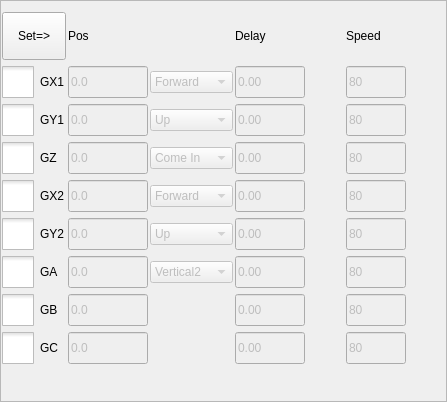
Old version of the form hcinstruction/actionsettingframe.ui in the repository GaussCheng/2-5AxisPunch.
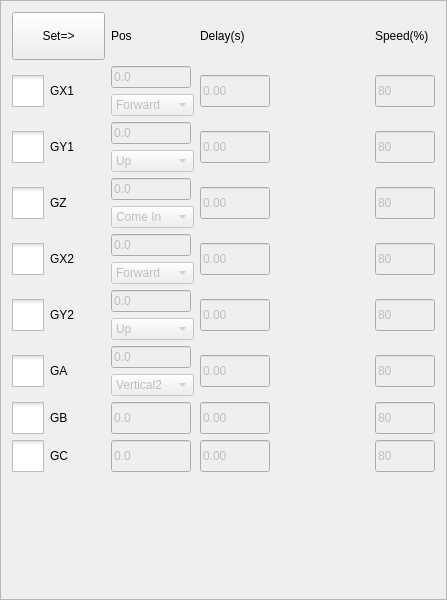
New version of the form. Icons and pictures are not drawn. Custom widgets are drawn as their Qt base class.

Commit message: 1.伺服轴动作页面布局

Diff of the .ui file:
```diff
--- a/hcinstruction/actionsettingframe.ui
+++ b/hcinstruction/actionsettingframe.ui
@@ -7,7 +7,7 @@
     <x>0</x>
     <y>0</y>
     <width>447</width>
-    <height>402</height>
+    <height>600</height>
    </rect>
   </property>
   <property name="windowTitle">
@@ -20,18 +20,6 @@
    <enum>QFrame::Raised</enum>
   </property>
   <layout class="QGridLayout" name="gridLayout">
-   <property name="leftMargin">
-    <number>1</number>
-   </property>
-   <property name="rightMargin">
-    <number>1</number>
-   </property>
-   <property name="horizontalSpacing">
-    <number>2</number>
-   </property>
-   <property name="verticalSpacing">
-    <number>6</number>
-   </property>
    <item row="0" column="0">
     <widget class="QToolButton" name="inputButton">
      <property name="sizePolicy">
@@ -58,7 +46,14 @@
      </property>
     </widget>
    </item>
-   <item row="0" column="5">
+   <item row="0" column="2">
+    <widget class="QLabel" name="label_2">
+     <property name="text">
+      <string>Delay(s)</string>
+     </property>
+    </widget>
+   </item>
+   <item row="0" column="4">
     <widget class="QLabel" name="label_6">
      <property name="minimumSize">
       <size>
@@ -67,11 +62,93 @@
       </size>
      </property>
      <property name="text">
-      <string>Speed</string>
+      <string>Speed(%)</string>
      </property>
     </widget>
    </item>
-   <item row="1" column="3">
+   <item row="1" column="0">
+    <widget class="QCheckBox" name="gxButton">
+     <property name="styleSheet">
+      <string notr="true">::indicator {
+     width: 32px;
+     height: 32px;
+ }
+
+::indicator:unchecked 
+{
+     image: url(:/resource/check_unchecked.png);
+ }
+::indicator:checked 
+{
+     image: url(:/resource/check_checked.png);
+ }
+
+QRadioButton::indicator:checked:disabled
+{
+ image: url(:/resource/check_checked_disable.png);
+}
+
+QRadioButton::indicator:unchecked:disabled
+{
+ image: url(:/resource/check_unchecked_disable.png);
+}
+
+
+
+</string>
+     </property>
+     <property name="text">
+      <string>GX1</string>
+     </property>
+     <property name="checkable">
+      <bool>true</bool>
+     </property>
+    </widget>
+   </item>
+   <item row="1" column="1">
+    <layout class="QVBoxLayout" name="verticalLayout">
+     <item>
+      <widget class="ICLineEditWithVirtualNumericKeypad" name="x1PosLineEdit">
+       <property name="enabled">
+        <bool>false</bool>
+       </property>
+       <property name="minimumSize">
+        <size>
+         <width>80</width>
+         <height>0</height>
+        </size>
+       </property>
+       <property name="maximumSize">
+        <size>
+         <width>80</width>
+         <height>32</height>
+        </size>
+       </property>
+       <property name="text">
+        <string>0.0</string>
+       </property>
+      </widget>
+     </item>
+     <item>
+      <widget class="QComboBox" name="x1Box">
+       <property name="enabled">
+        <bool>false</bool>
+       </property>
+       <item>
+        <property name="text">
+         <string>Forward</string>
+        </property>
+       </item>
+       <item>
+        <property name="text">
+         <string>Backward</string>
+        </property>
+       </item>
+      </widget>
+     </item>
+    </layout>
+   </item>
+   <item row="1" column="2">
     <widget class="ICLineEditWithVirtualNumericKeypad" name="x1DelayLineEdit">
      <property name="enabled">
       <bool>false</bool>
@@ -93,7 +170,7 @@
      </property>
     </widget>
    </item>
-   <item row="1" column="5">
+   <item row="1" column="4">
     <widget class="ICLineEditWithVirtualNumericKeypad" name="x1SpeedLineEdit">
      <property name="enabled">
       <bool>false</bool>
@@ -115,151 +192,6 @@
      </property>
     </widget>
    </item>
-   <item row="2" column="1">
-    <widget class="ICLineEditWithVirtualNumericKeypad" name="y1PosLineEdit">
-     <property name="enabled">
-      <bool>false</bool>
-     </property>
-     <property name="minimumSize">
-      <size>
-       <width>80</width>
-       <height>0</height>
-      </size>
-     </property>
-     <property name="maximumSize">
-      <size>
-       <width>80</width>
-       <height>32</height>
-      </size>
-     </property>
-     <property name="text">
-      <string>0.0</string>
-     </property>
-    </widget>
-   </item>
-   <item row="2" column="3">
-    <widget class="ICLineEditWithVirtualNumericKeypad" name="y1DelayLineEdit">
-     <property name="enabled">
-      <bool>false</bool>
-     </property>
-     <property name="minimumSize">
-      <size>
-       <width>70</width>
-       <height>0</height>
-      </size>
-     </property>
-     <property name="maximumSize">
-      <size>
-       <width>70</width>
-       <height>32</height>
-      </size>
-     </property>
-     <property name="text">
-      <string>0.00</string>
-     </property>
-    </widget>
-   </item>
-   <item row="2" column="5">
-    <widget class="ICLineEditWithVirtualNumericKeypad" name="y1SpeedLineEdit">
-     <property name="enabled">
-      <bool>false</bool>
-     </property>
-     <property name="minimumSize">
-      <size>
-       <width>60</width>
-       <height>0</height>
-      </size>
-     </property>
-     <property name="maximumSize">
-      <size>
-       <width>60</width>
-       <height>32</height>
-      </size>
-     </property>
-     <property name="text">
-      <string>80</string>
-     </property>
-    </widget>
-   </item>
-   <item row="3" column="1">
-    <widget class="ICLineEditWithVirtualNumericKeypad" name="zPosLineEdit">
-     <property name="enabled">
-      <bool>false</bool>
-     </property>
-     <property name="minimumSize">
-      <size>
-       <width>80</width>
-       <height>0</height>
-      </size>
-     </property>
-     <property name="maximumSize">
-      <size>
-       <width>80</width>
-       <height>32</height>
-      </size>
-     </property>
-     <property name="text">
-      <string>0.0</string>
-     </property>
-    </widget>
-   </item>
-   <item row="3" column="3">
-    <widget class="ICLineEditWithVirtualNumericKeypad" name="zDelayLineEdit">
-     <property name="enabled">
-      <bool>false</bool>
-     </property>
-     <property name="minimumSize">
-      <size>
-       <width>70</width>
-       <height>0</height>
-      </size>
-     </property>
-     <property name="maximumSize">
-      <size>
-       <width>70</width>
-       <height>32</height>
-      </size>
-     </property>
-     <property name="text">
-      <string>0.00</string>
-     </property>
-    </widget>
-   </item>
-   <item row="3" column="5">
-    <widget class="ICLineEditWithVirtualNumericKeypad" name="zSpeedLineEdit">
-     <property name="enabled">
-      <bool>false</bool>
-     </property>
-     <property name="minimumSize">
-      <size>
-       <width>60</width>
-       <height>0</height>
-      </size>
-     </property>
-     <property name="maximumSize">
-      <size>
-       <width>60</width>
-       <height>32</height>
-      </size>
-     </property>
-     <property name="text">
-      <string>80</string>
-     </property>
-    </widget>
-   </item>
-   <item row="9" column="1">
-    <spacer name="verticalSpacer">
-     <property name="orientation">
-      <enum>Qt::Vertical</enum>
-     </property>
-     <property name="sizeHint" stdset="0">
-      <size>
-       <width>20</width>
-       <height>40</height>
-      </size>
-     </property>
-    </spacer>
-   </item>
    <item row="2" column="0">
     <widget class="QCheckBox" name="gyButton">
      <property name="styleSheet">
@@ -299,6 +231,93 @@
      </property>
     </widget>
    </item>
+   <item row="2" column="1">
+    <layout class="QVBoxLayout" name="verticalLayout_2">
+     <item>
+      <widget class="ICLineEditWithVirtualNumericKeypad" name="y1PosLineEdit">
+       <property name="enabled">
+        <bool>false</bool>
+       </property>
+       <property name="minimumSize">
+        <size>
+         <width>80</width>
+         <height>0</height>
+        </size>
+       </property>
+       <property name="maximumSize">
+        <size>
+         <width>80</width>
+         <height>32</height>
+        </size>
+       </property>
+       <property name="text">
+        <string>0.0</string>
+       </property>
+      </widget>
+     </item>
+     <item>
+      <widget class="QComboBox" name="y1Box">
+       <property name="enabled">
+        <bool>false</bool>
+       </property>
+       <item>
+        <property name="text">
+         <string>Up</string>
+        </property>
+       </item>
+       <item>
+        <property name="text">
+         <string>Down</string>
+        </property>
+       </item>
+      </widget>
+     </item>
+    </layout>
+   </item>
+   <item row="2" column="2">
+    <widget class="ICLineEditWithVirtualNumericKeypad" name="y1DelayLineEdit">
+     <property name="enabled">
+      <bool>false</bool>
+     </property>
+     <property name="minimumSize">
+      <size>
+       <width>70</width>
+       <height>0</height>
+      </size>
+     </property>
+     <property name="maximumSize">
+      <size>
+       <width>70</width>
+       <height>32</height>
+      </size>
+     </property>
+     <property name="text">
+      <string>0.00</string>
+     </property>
+    </widget>
+   </item>
+   <item row="2" column="4">
+    <widget class="ICLineEditWithVirtualNumericKeypad" name="y1SpeedLineEdit">
+     <property name="enabled">
+      <bool>false</bool>
+     </property>
+     <property name="minimumSize">
+      <size>
+       <width>60</width>
+       <height>0</height>
+      </size>
+     </property>
+     <property name="maximumSize">
+      <size>
+       <width>60</width>
+       <height>32</height>
+      </size>
+     </property>
+     <property name="text">
+      <string>80</string>
+     </property>
+    </widget>
+   </item>
    <item row="3" column="0">
     <widget class="QCheckBox" name="gzButton">
      <property name="styleSheet">
@@ -338,64 +357,90 @@
      </property>
     </widget>
    </item>
-   <item row="1" column="0">
-    <widget class="QCheckBox" name="gxButton">
-     <property name="styleSheet">
-      <string notr="true">::indicator {
-     width: 32px;
-     height: 32px;
- }
-
-::indicator:unchecked 
-{
-     image: url(:/resource/check_unchecked.png);
- }
-::indicator:checked 
-{
-     image: url(:/resource/check_checked.png);
- }
-
-QRadioButton::indicator:checked:disabled
-{
- image: url(:/resource/check_checked_disable.png);
-}
-
-QRadioButton::indicator:unchecked:disabled
-{
- image: url(:/resource/check_unchecked_disable.png);
-}
-
-
-
-</string>
+   <item row="3" column="1">
+    <layout class="QVBoxLayout" name="verticalLayout_3">
+     <item>
+      <widget class="ICLineEditWithVirtualNumericKeypad" name="zPosLineEdit">
+       <property name="enabled">
+        <bool>false</bool>
+       </property>
+       <property name="minimumSize">
+        <size>
+         <width>80</width>
+         <height>0</height>
+        </size>
+       </property>
+       <property name="maximumSize">
+        <size>
+         <width>80</width>
+         <height>32</height>
+        </size>
+       </property>
+       <property name="text">
+        <string>0.0</string>
+       </property>
+      </widget>
+     </item>
+     <item>
+      <widget class="QComboBox" name="zBox">
+       <property name="enabled">
+        <bool>false</bool>
+       </property>
+       <item>
+        <property name="text">
+         <string>Come In</string>
+        </property>
+       </item>
+       <item>
+        <property name="text">
+         <string>Go Out</string>
+        </property>
+       </item>
+      </widget>
+     </item>
+    </layout>
+   </item>
+   <item row="3" column="2">
+    <widget class="ICLineEditWithVirtualNumericKeypad" name="zDelayLineEdit">
+     <property name="enabled">
+      <bool>false</bool>
+     </property>
+     <property name="minimumSize">
+      <size>
+       <width>70</width>
+       <height>0</height>
+      </size>
+     </property>
+     <property name="maximumSize">
+      <size>
+       <width>70</width>
+       <height>32</height>
+      </size>
      </property>
      <property name="text">
-      <string>GX1</string>
-     </property>
-     <property name="checkable">
-      <bool>true</bool>
+      <string>0.00</string>
      </property>
     </widget>
    </item>
-   <item row="1" column="1">
-    <widget class="ICLineEditWithVirtualNumericKeypad" name="x1PosLineEdit">
+   <item row="3" column="4">
+    <widget class="ICLineEditWithVirtualNumericKeypad" name="zSpeedLineEdit">
      <property name="enabled">
       <bool>false</bool>
      </property>
      <property name="minimumSize">
       <size>
-       <width>80</width>
+       <width>60</width>
        <height>0</height>
       </size>
      </property>
      <property name="maximumSize">
       <size>
-       <width>80</width>
+       <width>60</width>
        <height>32</height>
       </size>
      </property>
      <property name="text">
-      <string>0.0</string>
+      <string>80</string>
      </property>
     </widget>
    </item>
@@ -439,28 +484,49 @@
     </widget>
    </item>
    <item row="4" column="1">
-    <widget class="ICLineEditWithVirtualNumericKeypad" name="x2PosLineEdit">
-     <property name="enabled">
-      <bool>false</bool>
-     </property>
-     <property name="minimumSize">
-      <size>
-       <width>80</width>
-       <height>0</height>
-      </size>
-     </property>
-     <property name="maximumSize">
-      <size>
-       <width>80</width>
-       <height>32</height>
-      </size>
-     </property>
-     <property name="text">
-      <string>0.0</string>
-     </property>
-    </widget>
+    <layout class="QVBoxLayout" name="verticalLayout_4">
+     <item>
+      <widget class="ICLineEditWithVirtualNumericKeypad" name="x2PosLineEdit">
+       <property name="enabled">
+        <bool>false</bool>
+       </property>
+       <property name="minimumSize">
+        <size>
+         <width>80</width>
+         <height>0</height>
+        </size>
+       </property>
+       <property name="maximumSize">
+        <size>
+         <width>80</width>
+         <height>32</height>
+        </size>
+       </property>
+       <property name="text">
+        <string>0.0</string>
+       </property>
+      </widget>
+     </item>
+     <item>
+      <widget class="QComboBox" name="x2Box">
+       <property name="enabled">
+        <bool>false</bool>
+       </property>
+       <item>
+        <property name="text">
+         <string>Forward</string>
+        </property>
+       </item>
+       <item>
+        <property name="text">
+         <string>Backward</string>
+        </property>
+       </item>
+      </widget>
+     </item>
+    </layout>
    </item>
-   <item row="4" column="3">
+   <item row="4" column="2">
     <widget class="ICLineEditWithVirtualNumericKeypad" name="x2DelayLineEdit">
      <property name="enabled">
       <bool>false</bool>
@@ -482,7 +548,7 @@
      </property>
     </widget>
    </item>
-   <item row="4" column="5">
+   <item row="4" column="4">
     <widget class="ICLineEditWithVirtualNumericKeypad" name="x2SpeedLineEdit">
      <property name="enabled">
       <bool>false</bool>
@@ -544,28 +610,49 @@
     </widget>
    </item>
    <item row="5" column="1">
-    <widget class="ICLineEditWithVirtualNumericKeypad" name="y2PosLineEdit">
-     <property name="enabled">
-      <bool>false</bool>
-     </property>
-     <property name="minimumSize">
-      <size>
-       <width>80</width>
-       <height>0</height>
-      </size>
-     </property>
-     <property name="maximumSize">
-      <size>
-       <width>80</width>
-       <height>32</height>
-      </size>
-     </property>
-     <property name="text">
-      <string>0.0</string>
-     </property>
-    </widget>
+    <layout class="QVBoxLayout" name="verticalLayout_5">
+     <item>
+      <widget class="ICLineEditWithVirtualNumericKeypad" name="y2PosLineEdit">
+       <property name="enabled">
+        <bool>false</bool>
+       </property>
+       <property name="minimumSize">
+        <size>
+         <width>80</width>
+         <height>0</height>
+        </size>
+       </property>
+       <property name="maximumSize">
+        <size>
+         <width>80</width>
+         <height>32</height>
+        </size>
+       </property>
+       <property name="text">
+        <string>0.0</string>
+       </property>
+      </widget>
+     </item>
+     <item>
+      <widget class="QComboBox" name="y2Box">
+       <property name="enabled">
+        <bool>false</bool>
+       </property>
+       <item>
+        <property name="text">
+         <string>Up</string>
+        </property>
+       </item>
+       <item>
+        <property name="text">
+         <string>Down</string>
+        </property>
+       </item>
+      </widget>
+     </item>
+    </layout>
    </item>
-   <item row="5" column="3">
+   <item row="5" column="2">
     <widget class="ICLineEditWithVirtualNumericKeypad" name="y2DelayLineEdit">
      <property name="enabled">
       <bool>false</bool>
@@ -587,7 +674,14 @@
      </property>
     </widget>
    </item>
-   <item row="5" column="5">
+   <item row="5" column="3">
+    <widget class="QLabel" name="y2SLabel">
+     <property name="text">
+      <string/>
+     </property>
+    </widget>
+   </item>
+   <item row="5" column="4">
     <widget class="ICLineEditWithVirtualNumericKeypad" name="y2SpeedLineEdit">
      <property name="enabled">
       <bool>false</bool>
@@ -648,6 +742,93 @@
      </property>
     </widget>
    </item>
+   <item row="6" column="1">
+    <layout class="QVBoxLayout" name="verticalLayout_6">
+     <item>
+      <widget class="ICLineEditWithVirtualNumericKeypad" name="aPosLineEdit">
+       <property name="enabled">
+        <bool>false</bool>
+       </property>
+       <property name="minimumSize">
+        <size>
+         <width>80</width>
+         <height>0</height>
+        </size>
+       </property>
+       <property name="maximumSize">
+        <size>
+         <width>80</width>
+         <height>32</height>
+        </size>
+       </property>
+       <property name="text">
+        <string>0.0</string>
+       </property>
+      </widget>
+     </item>
+     <item>
+      <widget class="QComboBox" name="aBox">
+       <property name="enabled">
+        <bool>false</bool>
+       </property>
+       <item>
+        <property name="text">
+         <string>Vertical2</string>
+        </property>
+       </item>
+       <item>
+        <property name="text">
+         <string>Horizon2</string>
+        </property>
+       </item>
+      </widget>
+     </item>
+    </layout>
+   </item>
+   <item row="6" column="2">
+    <widget class="ICLineEditWithVirtualNumericKeypad" name="aDelayLineEdit">
+     <property name="enabled">
+      <bool>false</bool>
+     </property>
+     <property name="minimumSize">
+      <size>
+       <width>70</width>
+       <height>0</height>
+      </size>
+     </property>
+     <property name="maximumSize">
+      <size>
+       <width>70</width>
+       <height>32</height>
+      </size>
+     </property>
+     <property name="text">
+      <string>0.00</string>
+     </property>
+    </widget>
+   </item>
+   <item row="6" column="4">
+    <widget class="ICLineEditWithVirtualNumericKeypad" name="aSpeedLineEdit">
+     <property name="enabled">
+      <bool>false</bool>
+     </property>
+     <property name="minimumSize">
+      <size>
+       <width>60</width>
+       <height>0</height>
+      </size>
+     </property>
+     <property name="maximumSize">
+      <size>
+       <width>60</width>
+       <height>32</height>
+      </size>
+     </property>
+     <property name="text">
+      <string>80</string>
+     </property>
+    </widget>
+   </item>
    <item row="7" column="0">
     <widget class="QCheckBox" name="gBButton">
      <property name="styleSheet">
@@ -687,6 +868,72 @@
      </property>
     </widget>
    </item>
+   <item row="7" column="1">
+    <widget class="ICLineEditWithVirtualNumericKeypad" name="bPosLineEdit">
+     <property name="enabled">
+      <bool>false</bool>
+     </property>
+     <property name="minimumSize">
+      <size>
+       <width>80</width>
+       <height>0</height>
+      </size>
+     </property>
+     <property name="maximumSize">
+      <size>
+       <width>80</width>
+       <height>32</height>
+      </size>
+     </property>
+     <property name="text">
+      <string>0.0</string>
+     </property>
+    </widget>
+   </item>
+   <item row="7" column="2">
+    <widget class="ICLineEditWithVirtualNumericKeypad" name="bDelayLineEdit">
+     <property name="enabled">
+      <bool>false</bool>
+     </property>
+     <property name="minimumSize">
+      <size>
+       <width>70</width>
+       <height>0</height>
+      </size>
+     </property>
+     <property name="maximumSize">
+      <size>
+       <width>70</width>
+       <height>32</height>
+      </size>
+     </property>
+     <property name="text">
+      <string>0.00</string>
+     </property>
+    </widget>
+   </item>
+   <item row="7" column="4">
+    <widget class="ICLineEditWithVirtualNumericKeypad" name="bSpeedLineEdit">
+     <property name="enabled">
+      <bool>false</bool>
+     </property>
+     <property name="minimumSize">
+      <size>
+       <width>60</width>
+       <height>0</height>
+      </size>
+     </property>
+     <property name="maximumSize">
+      <size>
+       <width>60</width>
+       <height>32</height>
+      </size>
+     </property>
+     <property name="text">
+      <string>80</string>
+     </property>
+    </widget>
+   </item>
    <item row="8" column="0">
     <widget class="QCheckBox" name="gCButton">
      <property name="styleSheet">
@@ -726,50 +973,6 @@
      </property>
     </widget>
    </item>
-   <item row="6" column="1">
-    <widget class="ICLineEditWithVirtualNumericKeypad" name="aPosLineEdit">
-     <property name="enabled">
-      <bool>false</bool>
-     </property>
-     <property name="minimumSize">
-      <size>
-       <width>80</width>
-       <height>0</height>
-      </size>
-     </property>
-     <property name="maximumSize">
-      <size>
-       <width>80</width>
-       <height>32</height>
-      </size>
-     </property>
-     <property name="text">
-      <string>0.0</string>
-     </property>
-    </widget>
-   </item>
-   <item row="7" column="1">
-    <widget class="ICLineEditWithVirtualNumericKeypad" name="bPosLineEdit">
-     <property name="enabled">
-      <bool>false</bool>
-     </property>
-     <property name="minimumSize">
-      <size>
-       <width>80</width>
-       <height>0</height>
-      </size>
-     </property>
-     <property name="maximumSize">
-      <size>
-       <width>80</width>
-       <height>32</height>
-      </size>
-     </property>
-     <property name="text">
-      <string>0.0</string>
-     </property>
-    </widget>
-   </item>
    <item row="8" column="1">
     <widget class="ICLineEditWithVirtualNumericKeypad" name="cPosLineEdit">
      <property name="enabled">
@@ -792,51 +995,7 @@
      </property>
     </widget>
    </item>
-   <item row="6" column="3">
-    <widget class="ICLineEditWithVirtualNumericKeypad" name="aDelayLineEdit">
-     <property name="enabled">
-      <bool>false</bool>
-     </property>
-     <property name="minimumSize">
-      <size>
-       <width>70</width>
-       <height>0</height>
-      </size>
-     </property>
-     <property name="maximumSize">
-      <size>
-       <width>70</width>
-       <height>32</height>
-      </size>
-     </property>
-     <property name="text">
-      <string>0.00</string>
-     </property>
-    </widget>
-   </item>
-   <item row="7" column="3">
-    <widget class="ICLineEditWithVirtualNumericKeypad" name="bDelayLineEdit">
-     <property name="enabled">
-      <bool>false</bool>
-     </property>
-     <property name="minimumSize">
-      <size>
-       <width>70</width>
-       <height>0</height>
-      </size>
-     </property>
-     <property name="maximumSize">
-      <size>
-       <width>70</width>
-       <height>32</height>
-      </size>
-     </property>
-     <property name="text">
-      <string>0.00</string>
-     </property>
-    </widget>
-   </item>
-   <item row="8" column="3">
+   <item row="8" column="2">
     <widget class="ICLineEditWithVirtualNumericKeypad" name="cDelayLineEdit">
      <property name="enabled">
       <bool>false</bool>
@@ -858,292 +1017,40 @@
      </property>
     </widget>
    </item>
-   <item row="6" column="5">
-    <widget class="ICLineEditWithVirtualNumericKeypad" name="aSpeedLineEdit">
-     <property name="enabled">
-      <bool>false</bool>
-     </property>
-     <property name="minimumSize">
-      <size>
-       <width>60</width>
-       <height>0</height>
-      </size>
-     </property>
-     <property name="maximumSize">
-      <size>
-       <width>60</width>
-       <height>32</height>
-      </size>
-     </property>
-     <property name="text">
-      <string>80</string>
-     </property>
-    </widget>
-   </item>
-   <item row="7" column="5">
-    <widget class="ICLineEditWithVirtualNumericKeypad" name="bSpeedLineEdit">
-     <property name="enabled">
-      <bool>false</bool>
-     </property>
-     <property name="minimumSize">
-      <size>
-       <width>60</width>
-       <height>0</height>
-      </size>
-     </property>
-     <property name="maximumSize">
-      <size>
-       <width>60</width>
-       <height>32</height>
-      </size>
-     </property>
-     <property name="text">
-      <string>80</string>
-     </property>
-    </widget>
-   </item>
-   <item row="8" column="5">
-    <widget class="ICLineEditWithVirtualNumericKeypad" name="cSpeedLineEdit">
-     <property name="enabled">
-      <bool>false</bool>
-     </property>
-     <property name="minimumSize">
-      <size>
-       <width>60</width>
-       <height>0</height>
-      </size>
-     </property>
-     <property name="maximumSize">
-      <size>
-       <width>60</width>
-       <height>32</height>
-      </size>
-     </property>
-     <property name="text">
-      <string>80</string>
-     </property>
-    </widget>
-   </item>
-   <item row="1" column="2">
-    <widget class="QComboBox" name="x1Box">
-     <property name="enabled">
-      <bool>false</bool>
-     </property>
-     <item>
-      <property name="text">
-       <string>Forward</string>
-      </property>
-     </item>
-     <item>
-      <property name="text">
-       <string>Backward</string>
-      </property>
-     </item>
-    </widget>
-   </item>
-   <item row="2" column="2">
-    <widget class="QComboBox" name="y1Box">
-     <property name="enabled">
-      <bool>false</bool>
-     </property>
-     <item>
-      <property name="text">
-       <string>Up</string>
-      </property>
-     </item>
-     <item>
-      <property name="text">
-       <string>Down</string>
-      </property>
-     </item>
-    </widget>
-   </item>
-   <item row="3" column="2">
-    <widget class="QComboBox" name="zBox">
-     <property name="enabled">
-      <bool>false</bool>
-     </property>
-     <item>
-      <property name="text">
-       <string>Come In</string>
-      </property>
-     </item>
-     <item>
-      <property name="text">
-       <string>Go Out</string>
-      </property>
-     </item>
-    </widget>
-   </item>
-   <item row="4" column="2">
-    <widget class="QComboBox" name="x2Box">
-     <property name="enabled">
-      <bool>false</bool>
-     </property>
-     <item>
-      <property name="text">
-       <string>Forward</string>
-      </property>
-     </item>
-     <item>
-      <property name="text">
-       <string>Backward</string>
-      </property>
-     </item>
-    </widget>
-   </item>
-   <item row="5" column="2">
-    <widget class="QComboBox" name="y2Box">
-     <property name="enabled">
-      <bool>false</bool>
-     </property>
-     <item>
-      <property name="text">
-       <string>Up</string>
-      </property>
-     </item>
-     <item>
-      <property name="text">
-       <string>Down</string>
-      </property>
-     </item>
-    </widget>
-   </item>
-   <item row="6" column="2">
-    <widget class="QComboBox" name="aBox">
-     <property name="enabled">
-      <bool>false</bool>
-     </property>
-     <item>
-      <property name="text">
-       <string>Vertical2</string>
-      </property>
-     </item>
-     <item>
-      <property name="text">
-       <string>Horizon2</string>
-      </property>
-     </item>
-    </widget>
-   </item>
-   <item row="0" column="3">
-    <widget class="QLabel" name="label_2">
-     <property name="text">
-      <string>Delay    </string>
-     </property>
-    </widget>
-   </item>
-   <item row="8" column="6">
-    <widget class="QLabel" name="cpLabel">
-     <property name="text">
-      <string/>
-     </property>
-    </widget>
-   </item>
-   <item row="7" column="6">
-    <widget class="QLabel" name="bpLabel">
-     <property name="text">
-      <string/>
-     </property>
-    </widget>
-   </item>
-   <item row="6" column="6">
-    <widget class="QLabel" name="apLabel">
-     <property name="text">
-      <string/>
-     </property>
-    </widget>
-   </item>
-   <item row="4" column="6">
-    <widget class="QLabel" name="x2pLabel">
-     <property name="text">
-      <string/>
-     </property>
-    </widget>
-   </item>
-   <item row="1" column="6">
-    <widget class="QLabel" name="x1pLabel">
-     <property name="text">
-      <string/>
-     </property>
-    </widget>
-   </item>
-   <item row="3" column="6">
-    <widget class="QLabel" name="zpLabel">
-     <property name="text">
-      <string/>
-     </property>
-    </widget>
-   </item>
-   <item row="5" column="6">
-    <widget class="QLabel" name="y2pLabel">
-     <property name="text">
-      <string/>
-     </property>
-    </widget>
-   </item>
-   <item row="2" column="6">
-    <widget class="QLabel" name="y1pLabel">
-     <property name="text">
-      <string/>
-     </property>
-    </widget>
-   </item>
-   <item row="2" column="4">
-    <widget class="QLabel" name="y1SLabel">
-     <property name="text">
-      <string/>
-     </property>
-    </widget>
-   </item>
-   <item row="1" column="4">
-    <widget class="QLabel" name="x1SLabel">
-     <property name="text">
-      <string/>
-     </property>
-    </widget>
-   </item>
    <item row="8" column="4">
-    <widget class="QLabel" name="cSLabel">
-     <property name="text">
-      <string/>
+    <widget class="ICLineEditWithVirtualNumericKeypad" name="cSpeedLineEdit">
+     <property name="enabled">
+      <bool>false</bool>
      </property>
-    </widget>
-   </item>
-   <item row="5" column="4">
-    <widget class="QLabel" name="y2SLabel">
-     <property name="text">
-      <string/>
+     <property name="minimumSize">
+      <size>
+       <width>60</width>
+       <height>0</height>
+      </size>
      </property>
-    </widget>
-   </item>
-   <item row="4" column="4">
-    <widget class="QLabel" name="x2SLabel">
-     <property name="text">
-      <string/>
+     <property name="maximumSize">
+      <size>
+       <width>60</width>
+       <height>32</height>
+      </size>
      </property>
-    </widget>
-   </item>
-   <item row="3" column="4">
-    <widget class="QLabel" name="zSLabel">
      <property name="text">
-      <string/>
+      <string>80</string>
      </property>
     </widget>
    </item>
-   <item row="7" column="4">
-    <widget class="QLabel" name="bSLabel">
-     <property name="text">
-      <string/>
+   <item row="9" column="1">
+    <spacer name="verticalSpacer">
+     <property name="orientation">
+      <enum>Qt::Vertical</enum>
      </property>
-    </widget>
-   </item>
-   <item row="6" column="4">
-    <widget class="QLabel" name="aSLabel">
-     <property name="text">
-      <string/>
+     <property name="sizeHint" stdset="0">
+      <size>
+       <width>20</width>
+       <height>40</height>
+      </size>
      </property>
-    </widget>
+    </spacer>
    </item>
   </layout>
  </widget>
```
The commit also changes 2 other files.
